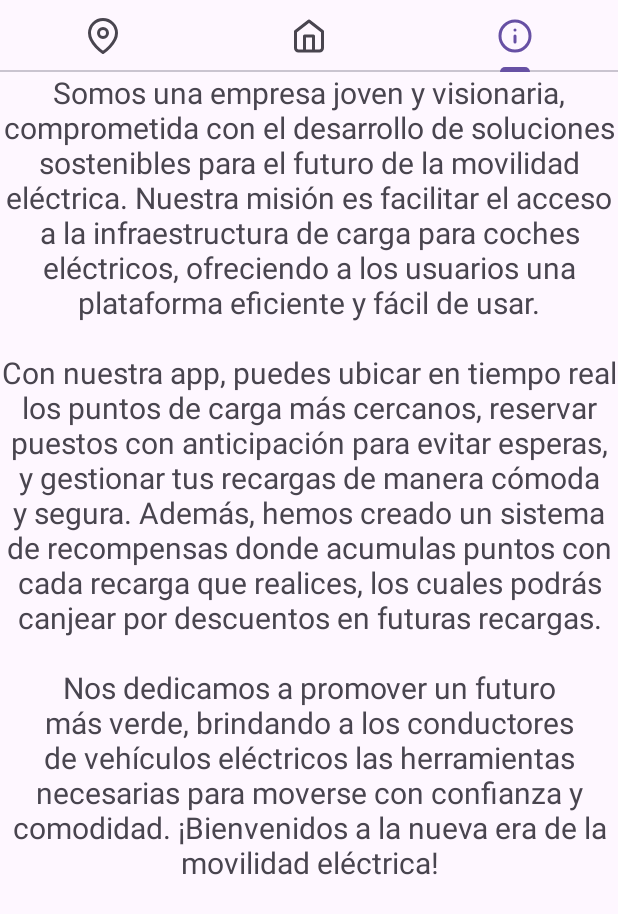
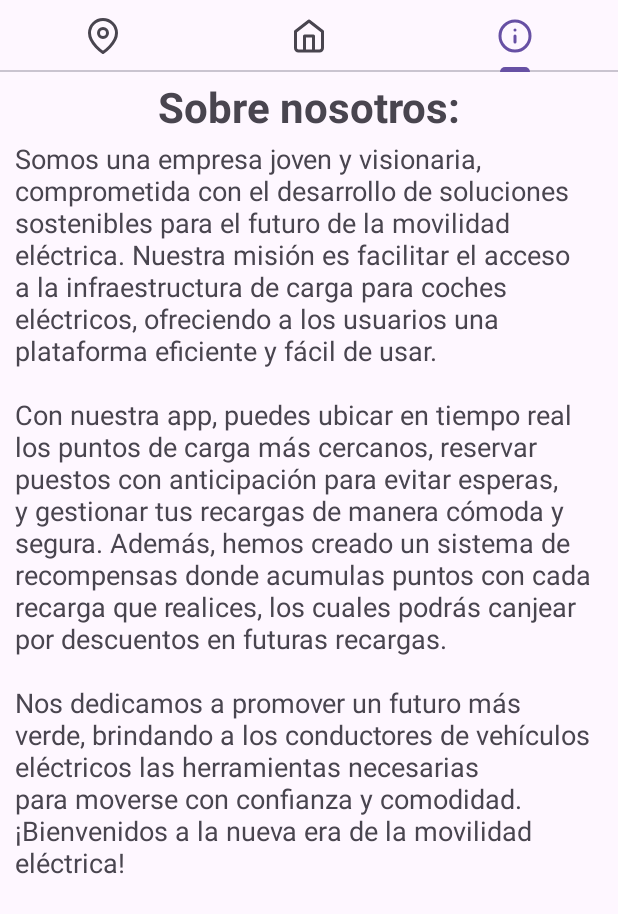
Before and after one commit to Caronte2/Grupo-Alfa, an Android app: the screen it shows after launch (MainActivity), tab 3 chosen, on a phone screen of 412 x 824 dp. Shown: the top 914 px of the screen. Run offline under Robolectric (Android 15) with nearby library versions, the phone set to English and light mode, and no system bars; our stand-ins replace Firebase (no records; nobody signed in at launch, a user with empty details on screens opened directly).

Commit message:
acerca de modificado

```diff
--- a/app/src/main/res/layout/acerca_de.xml
+++ b/app/src/main/res/layout/acerca_de.xml
@@ -5,24 +5,44 @@
     android:layout_height="match_parent"
     xmlns:app="http://schemas.android.com/apk/res-auto">
 
+    <TextView
+        android:id="@+id/textView3"
+        android:layout_width="wrap_content"
+        android:layout_height="wrap_content"
+        android:text="Sobre nosotros:"
+        android:textSize="28sp"
+        android:textStyle="bold"
+        app:layout_constraintBottom_toTopOf="@+id/scrollView"
+        app:layout_constraintEnd_toEndOf="parent"
+        app:layout_constraintStart_toStartOf="parent"
+        app:layout_constraintTop_toTopOf="parent" />
+
     <ScrollView
         android:id="@+id/scrollView"
         android:layout_width="0dp"
         android:layout_height="0dp"
+        android:layout_marginStart="10dp"
+        android:layout_marginTop="45dp"
+        android:layout_marginEnd="10dp"
         app:layout_constraintBottom_toBottomOf="parent"
         app:layout_constraintEnd_toEndOf="parent"
-        app:layout_constraintHorizontal_bias="0.0"
+        app:layout_constraintHorizontal_bias="1.0"
         app:layout_constraintStart_toStartOf="parent"
         app:layout_constraintTop_toTopOf="parent"
         app:layout_constraintVertical_bias="0.0">
+
 
         <TextView
             android:id="@+id/textView"
             android:layout_width="match_parent"
             android:layout_height="wrap_content"
             android:text="Somos una empresa joven y visionaria, comprometida con el desarrollo de soluciones sostenibles para el futuro de la movilidad eléctrica. Nuestra misión es facilitar el acceso a la infraestructura de carga para coches eléctricos, ofreciendo a los usuarios una plataforma eficiente y fácil de usar.\n \nCon nuestra app, puedes ubicar en tiempo real los puntos de carga más cercanos, reservar puestos con anticipación para evitar esperas, y gestionar tus recargas de manera cómoda y segura. Además, hemos creado un sistema de recompensas donde acumulas puntos con cada recarga que realices, los cuales podrás canjear por descuentos en futuras recargas.\n \nNos dedicamos a promover un futuro más verde, brindando a los conductores de vehículos eléctricos las herramientas necesarias para moverse con confianza y comodidad. ¡Bienvenidos a la nueva era de la movilidad eléctrica!"
-            android:textAlignment="center"
-            android:textSize="20dp" />
+            android:textAlignment="textStart"
+            android:textSize="18sp" />
+
     </ScrollView>
 
+
+
+
 </androidx.constraintlayout.widget.ConstraintLayout>
--- a/app/src/main/res/layout/tab3.xml
+++ b/app/src/main/res/layout/tab3.xml
@@ -12,7 +12,7 @@
             android:id="@+id/loginButton"
             android:layout_width="150dp"
             android:layout_height="wrap_content"
-            android:layout_marginTop="30dp"
+            android:layout_marginTop="20dp"
             android:backgroundTint="#F9E104"
             android:text="Iniciar sesión"
             android:textColor="#000000"
@@ -63,7 +63,7 @@
             android:id="@+id/texto2"
             android:layout_width="200dp"
             android:layout_height="wrap_content"
-            android:layout_marginTop="30dp"
+            android:layout_marginTop="20dp"
             android:text="¿Ya tienes cuenta?           ¡Inicia sesión y no pierdas tus ventajas!"
             android:textAlignment="center"
             android:textSize="16sp"
```
